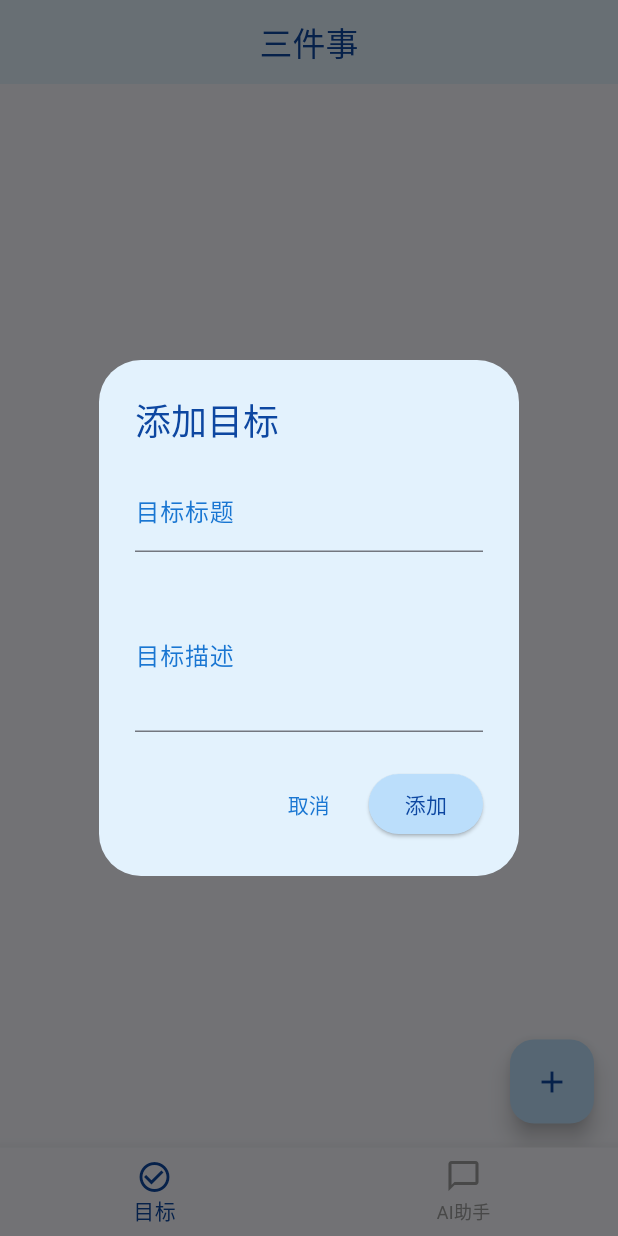
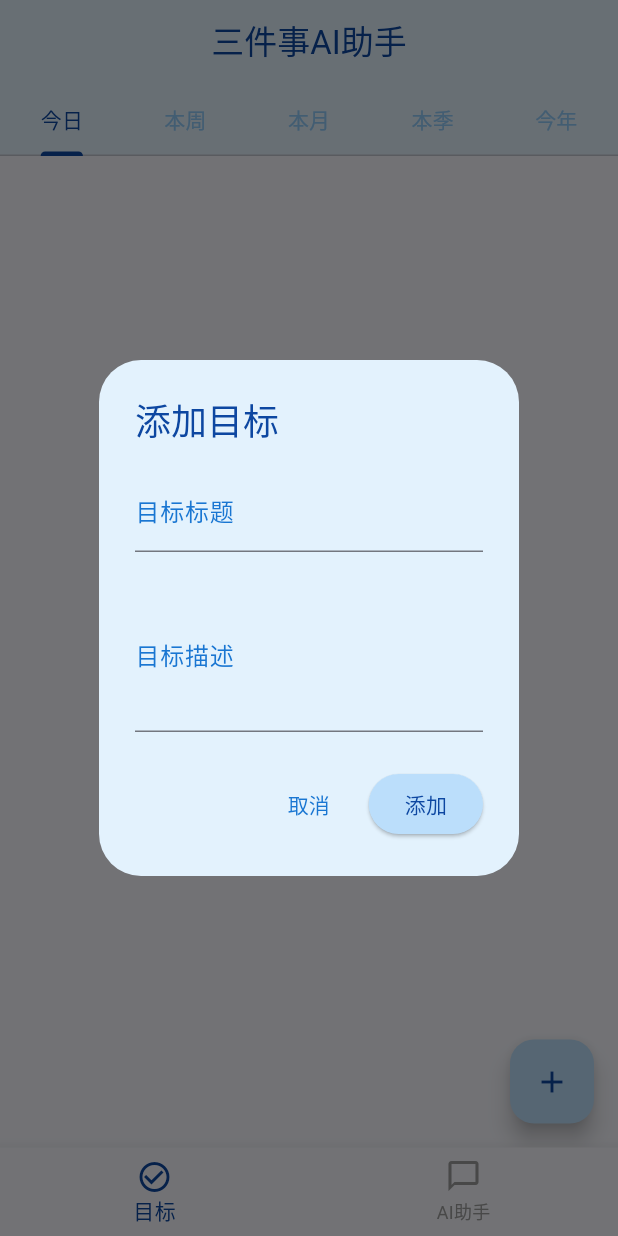
Before and after one commit to Alyle/three_things_ai, a Flutter app: the screen it shows after launch, after a tap on the "add" icon, on a phone screen of 412 x 824 dp. Run offline on Flutter 3.47's test engine with Material 3 defaults, Android fonts, the phone set to English and light mode, and no system bars; our stand-ins replace flutter_slidable, get, shared_preferences.

Commit message:
第三次提交

```diff
--- a/lib/controllers/goal_controller.dart
+++ b/lib/controllers/goal_controller.dart
@@ -7,7 +7,7 @@ import '../services/storage_service.dart';
 class GoalController extends GetxController {
   final StorageService _storage;
   final goals = <Goal>[].obs;
-  final _deletedGoals = <Goal>[];
+  final _deletedGoals = <Goal>[].obs;
   final _uuid = const Uuid();
 
   GoalController(this._storage);
@@ -23,11 +23,16 @@ class GoalController extends GetxController {
     goals.assignAll(loadedGoals);
   }
 
-  Future<void> addGoal(String title, String description) async {
-    if (goals.length >= 3) {
+  List<Goal> getGoalsByPeriod(GoalPeriod period) {
+    return goals.where((goal) => goal.period == period).toList();
+  }
+
+  Future<void> addGoal(String title, String description, GoalPeriod period) async {
+    final periodGoals = getGoalsByPeriod(period);
+    if (periodGoals.length >= 3) {
       Get.snackbar(
         '提示',
-        '最多只能添加三个目标',
+        '${_getPeriodText(period)}最多只能添加三个目标',
         duration: const Duration(milliseconds: 1500),
       );
       return;
@@ -38,11 +43,27 @@ class GoalController extends GetxController {
       title: title,
       description: description,
       createdAt: DateTime.now(),
+      period: period,
       isCompleted: false,
     );
 
     goals.add(goal);
     await _storage.saveGoals(goals);
+  }
+
+  String _getPeriodText(GoalPeriod period) {
+    switch (period) {
+      case GoalPeriod.daily:
+        return '每日';
+      case GoalPeriod.weekly:
+        return '每周';
+      case GoalPeriod.monthly:
+        return '每月';
+      case GoalPeriod.quarterly:
+        return '季度';
+      case GoalPeriod.yearly:
+        return '年度';
+    }
   }
 
   Future<void> updateGoalStatus(String id) async {
@@ -85,6 +106,11 @@ class GoalController extends GetxController {
         final deletedGoal = goals.removeAt(goalIndex);
         _deletedGoals.add(deletedGoal);
         await _storage.saveGoals(goals);
+        Get.snackbar(
+          '成功',
+          '目标已删除',
+          duration: const Duration(milliseconds: 1500),
+        );
       }
     } catch (e) {
       debugPrint('删除目标失败: $e');
--- /dev/null
+++ b/lib/controllers/navigation_controller.dart
@@ -0,0 +1,11 @@
+import 'package:get/get.dart';
+
+class NavigationController extends GetxController {
+  int _currentIndex = 0;
+  int get currentIndex => _currentIndex;
+
+  void changePage(int index) {
+    _currentIndex = index;
+    update();
+  }
+}
--- a/lib/main.dart
+++ b/lib/main.dart
@@ -3,9 +3,7 @@ import 'package:flutter/material.dart';      // Flutter Material Design 组件
 import 'package:get/get.dart';              // GetX 状态管理
 import 'controllers/goal_controller.dart';   // 目标管理控制器
 import 'views/main_navigation.dart';        // 主导航页面
-import 'controllers/chat_controller.dart';
 import 'services/storage_service.dart';
-import 'services/ai_service.dart';
 
 // 应用程序入口点
 void main() async {
@@ -14,14 +12,11 @@ void main() async {
 
   // 初始化服务
   final storageService = await StorageService().init();
-  final aiService = AIService(
-    baseUrl: 'http://42.192.114.26/v1',  // 替换为你的Dify API地址
-    apiKey: 'app-mq3fD1tCSUb1kHcZ3ENcX20T',   // 替换为你的Dify API密钥
-  );
+
 
   // 初始化控制器
   Get.put(GoalController(storageService));
-  Get.put(ChatController(aiService));
+
 
   // 启动应用程序，MyApp 作为根组件
   runApp(const MyApp());
@@ -37,12 +32,12 @@ class MyApp extends StatelessWidget {
   Widget build(BuildContext context) {
     // 返回 GetMaterialApp，这是 GetX 版本的 MaterialApp
     return GetMaterialApp(
-      title: '三件事',
+      title: '三件事AI助手',
       theme: ThemeData(
         colorScheme: ColorScheme.fromSeed(seedColor: Colors.blue),
         useMaterial3: true,
         fontFamily: 'Roboto',
-        textTheme: TextTheme(
+        textTheme: const TextTheme(
           bodyLarge: TextStyle(
             fontFamilyFallback: ['Microsoft YaHei', 'Heiti SC', 'sans-serif'],
           ),
--- a/lib/models/goal.dart
+++ b/lib/models/goal.dart
@@ -12,12 +12,14 @@ class Goal {
   String description;
   final DateTime createdAt;
   bool isCompleted;
+  final GoalPeriod period;
 
   Goal({
     required this.id,
     required this.title,
     required this.description,
     required this.createdAt,
+    required this.period,
     this.isCompleted = false,
   });
 
@@ -27,6 +29,7 @@ class Goal {
     'description': description,
     'createdAt': createdAt.toIso8601String(),
     'isCompleted': isCompleted,
+    'period': period.index,
   };
 
   factory Goal.fromJson(Map<String, dynamic> json) => Goal(
@@ -35,5 +38,6 @@ class Goal {
     description: json['description'],
     createdAt: DateTime.parse(json['createdAt']),
     isCompleted: json['isCompleted'],
+    period: GoalPeriod.values[json['period'] ?? 0],
   );
 }
--- a/lib/views/add_goal_dialog.dart
+++ /dev/null
@@ -1,97 +0,0 @@
-import 'package:flutter/material.dart';
-import 'package:get/get.dart';
-import '../controllers/goal_controller.dart';
-
-class AddGoalDialog extends StatefulWidget {
-  const AddGoalDialog({super.key});
-
-  @override
-  State<AddGoalDialog> createState() => _AddGoalDialogState();
-}
-
-class _AddGoalDialogState extends State<AddGoalDialog> {
-  final _formKey = GlobalKey<FormState>();
-  final _titleController = TextEditingController();
-  final _descriptionController = TextEditingController();
-  final _controller = Get.find<GoalController>();
-
-  @override
-  void dispose() {
-    _titleController.dispose();
-    _descriptionController.dispose();
-    super.dispose();
-  }
-
-  void _handleSubmit() {
-    if (_formKey.currentState!.validate()) {
-      _controller.addGoal(
-        _titleController.text,
-        _descriptionController.text,
-      );
-      Get.back();
-    }
-  }
-
-  @override
-  Widget build(BuildContext context) {
-    return AlertDialog(
-      backgroundColor: Colors.blue[50],
-      title: Text(
-        '添加目标',
-        style: TextStyle(color: Colors.blue[900]),
-      ),
-      content: Form(
-        key: _formKey,
-        child: Column(
-          mainAxisSize: MainAxisSize.min,
-          children: [
-            TextFormField(
-              controller: _titleController,
-              decoration: InputDecoration(
-                labelText: '目标标题',
-                hintText: '请输入目标标题',
-                labelStyle: TextStyle(color: Colors.blue[700]),
-                focusedBorder: UnderlineInputBorder(
-                  borderSide: BorderSide(color: Colors.blue[300]!),
-                ),
-              ),
-              validator: (value) {
-                if (value == null || value.isEmpty) {
-                  return '请输入目标标题';
-                }
-                return null;
-              },
-            ),
-            const SizedBox(height: 16),
-            TextFormField(
-              controller: _descriptionController,
-              decoration: InputDecoration(
-                labelText: '目标描述',
-                hintText: '请输入目标描述',
-                labelStyle: TextStyle(color: Colors.blue[700]),
-                focusedBorder: UnderlineInputBorder(
-                  borderSide: BorderSide(color: Colors.blue[300]!),
-                ),
-              ),
-              maxLines: 3,
-            ),
-          ],
-        ),
-      ),
-      actions: [
-        TextButton(
-          onPressed: () => Get.back(),
-          child: Text('取消', style: TextStyle(color: Colors.blue[700])),
-        ),
-        ElevatedButton(
-          onPressed: _handleSubmit,
-          style: ElevatedButton.styleFrom(
-            backgroundColor: Colors.blue[100],
-            foregroundColor: Colors.blue[900],
-          ),
-          child: const Text('添加'),
-        ),
-      ],
-    );
-  }
-}
--- a/lib/views/goal_detail_page.dart
+++ b/lib/views/goal_detail_page.dart
@@ -50,7 +50,7 @@ class _GoalDetailPageState extends State<GoalDetailPage> {
   Widget build(BuildContext context) {
     return Scaffold(
       appBar: AppBar(
-        title: const Text('目标详情'),
+        title: const Text('三件事AI助手'),
         centerTitle: true,
         backgroundColor: Colors.blue[50],
         foregroundColor: Colors.blue[900],
--- a/lib/views/home_page.dart
+++ b/lib/views/home_page.dart
@@ -2,24 +2,77 @@ import 'package:flutter/material.dart';
 import 'package:get/get.dart';
 import 'package:flutter_slidable/flutter_slidable.dart';
 import '../controllers/goal_controller.dart';
-import 'add_goal_dialog.dart';
+import '../models/goal.dart';
+import 'widgets/add_goal_dialog.dart';
 import 'goal_detail_page.dart';
 
-class HomePage extends StatelessWidget {
-  final GoalController controller;
+class HomePage extends StatefulWidget {
+  const HomePage({super.key});
 
-  HomePage({super.key}) : controller = Get.find();
+  @override
+  State<HomePage> createState() => _HomePageState();
+}
+
+class _HomePageState extends State<HomePage> with SingleTickerProviderStateMixin {
+  late TabController _tabController;
+  final GoalController controller = Get.find();
+  late GoalPeriod _currentPeriod;
+
+  @override
+  void initState() {
+    super.initState();
+    _tabController = TabController(length: 5, vsync: this);
+    _currentPeriod = GoalPeriod.daily;
+    _tabController.addListener(_handleTabChange);
+  }
+
+  void _handleTabChange() {
+    if (_tabController.indexIsChanging) {
+      setState(() {
+        _currentPeriod = GoalPeriod.values[_tabController.index];
+      });
+    }
+  }
+
+  @override
+  void dispose() {
+    _tabController.removeListener(_handleTabChange);
+    _tabController.dispose();
+    super.dispose();
+  }
 
   @override
   Widget build(BuildContext context) {
     return Scaffold(
       appBar: AppBar(
-        title: const Text('三件事'),
+        title: const Text('三件事AI助手'),
         centerTitle: true,
         backgroundColor: Colors.blue[50],
         foregroundColor: Colors.blue[900],
+        bottom: TabBar(
+          controller: _tabController,
+          labelColor: Colors.blue[900],
+          unselectedLabelColor: Colors.blue[200],
+          indicatorColor: Colors.blue[900],
+          tabs: const [
+            Tab(text: '今日'),
+            Tab(text: '本周'),
+            Tab(text: '本月'),
+            Tab(text: '本季'),
+            Tab(text: '今年'),
+          ],
         ),
-      body: _buildGoalList(),
+      ),
+      body: TabBarView(
+        controller: _tabController,
+        children: [
+          _buildGoalList('daily'),
+          _buildGoalList('weekly'),
+          _buildGoalList('monthly'),
+          _buildGoalList('quarterly'),
+          _buildGoalList('yearly'),
+        ],
+      ),
       floatingActionButtonLocation: FloatingActionButtonLocation.endFloat,
       floatingActionButton: Row(
         mainAxisAlignment: MainAxisAlignment.end,
@@ -34,12 +87,12 @@ class HomePage extends StatelessWidget {
                   child: Icon(Icons.undo, color: Colors.blue[900]),
                 ),
               )
-            : const SizedBox.shrink()
+            : const SizedBox.shrink(),
           ),
           const SizedBox(width: 10),
           FloatingActionButton(
             heroTag: 'add',
-            onPressed: () => Get.dialog(const AddGoalDialog()),
+            onPressed: () => Get.dialog(AddGoalDialog(period: _currentPeriod)),
             backgroundColor: Colors.blue[100],
             child: Icon(Icons.add, color: Colors.blue[900]),
           ),
@@ -48,11 +101,17 @@ class HomePage extends StatelessWidget {
     );
   }
 
-  Widget _buildGoalList() {
-    return Obx(() => ListView.builder(
-      itemCount: controller.goals.length,
+  Widget _buildGoalList(String period) {
+    final GoalPeriod goalPeriod = GoalPeriod.values.firstWhere(
+      (e) => e.toString().split('.').last == period,
+    );
+
+    return Obx(() {
+      final periodGoals = controller.getGoalsByPeriod(goalPeriod);
+      return ListView.builder(
+        itemCount: periodGoals.length,
         itemBuilder: (context, index) {
-        final goal = controller.goals[index];
+          final goal = periodGoals[index];
           return Slidable(
             key: Key(goal.id),
             endActionPane: ActionPane(
@@ -91,6 +150,7 @@ class HomePage extends StatelessWidget {
             ),
           );
         },
-    ));
+      );
+    });
   }
 }
--- a/lib/views/main_navigation.dart
+++ b/lib/views/main_navigation.dart
@@ -2,24 +2,29 @@ import 'package:flutter/material.dart';
 import 'package:get/get.dart';
 import 'home_page.dart';
 import 'chat_page.dart';
+import '../controllers/navigation_controller.dart';
 
 class MainNavigation extends StatelessWidget {
-  final _currentIndex = 0.obs;
+  MainNavigation({super.key}) {
+    Get.put(NavigationController());
+  }
+
   final _pages = [
-    HomePage(),
-    ChatPage(),
+    const HomePage(),
+    const ChatPage(),
   ];
-
-  MainNavigation({super.key});
 
   @override
   Widget build(BuildContext context) {
-    return Scaffold(
-      body: Obx(() => _pages[_currentIndex.value]),
-      bottomNavigationBar: Obx(
-        () => BottomNavigationBar(
-          currentIndex: _currentIndex.value,
-          onTap: (index) => _currentIndex.value = index,
+    return GetBuilder<NavigationController>(
+      builder: (controller) => Scaffold(
+        body: IndexedStack(
+          index: controller.currentIndex,
+          children: _pages,
+        ),
+        bottomNavigationBar: BottomNavigationBar(
+          currentIndex: controller.currentIndex,
+          onTap: controller.changePage,
           items: const [
             BottomNavigationBarItem(
               icon: Icon(Icons.check_circle_outline),
--- a/lib/views/widgets/add_goal_dialog.dart
+++ b/lib/views/widgets/add_goal_dialog.dart
@@ -4,22 +4,49 @@ import '../../controllers/goal_controller.dart';
 import '../../models/goal.dart';
 
 class AddGoalDialog extends StatefulWidget {
-  const AddGoalDialog({super.key});
+  final GoalPeriod period;
+
+  const AddGoalDialog({
+    super.key,
+    required this.period,
+  });
 
   @override
-  _AddGoalDialogState createState() => _AddGoalDialogState();
+  State<AddGoalDialog> createState() => _AddGoalDialogState();
 }
 
 class _AddGoalDialogState extends State<AddGoalDialog> {
   final _formKey = GlobalKey<FormState>();
   final _titleController = TextEditingController();
-  GoalPeriod _selectedPeriod = GoalPeriod.daily;
+  final _descriptionController = TextEditingController();
   final _controller = Get.find<GoalController>();
+
+  @override
+  void dispose() {
+    _titleController.dispose();
+    _descriptionController.dispose();
+    super.dispose();
+  }
+
+  void _handleSubmit() {
+    if (_formKey.currentState!.validate()) {
+      _controller.addGoal(
+        _titleController.text,
+        _descriptionController.text,
+        widget.period,
+      );
+      Get.back();
+    }
+  }
 
   @override
   Widget build(BuildContext context) {
     return AlertDialog(
-      title: const Text('添加新目标'),
+      backgroundColor: Colors.blue[50],
+      title: Text(
+        '添加目标',
+        style: TextStyle(color: Colors.blue[900]),
+      ),
       content: Form(
         key: _formKey,
         child: Column(
@@ -27,9 +54,13 @@ class _AddGoalDialogState extends State<AddGoalDialog> {
           children: [
             TextFormField(
               controller: _titleController,
-              decoration: const InputDecoration(
+              decoration: InputDecoration(
                 labelText: '目标标题',
                 hintText: '请输入目标标题',
+                labelStyle: TextStyle(color: Colors.blue[700]),
+                focusedBorder: UnderlineInputBorder(
+                  borderSide: BorderSide(color: Colors.blue[300]!),
+                ),
               ),
               validator: (value) {
                 if (value == null || value.isEmpty) {
@@ -39,73 +70,35 @@ class _AddGoalDialogState extends State<AddGoalDialog> {
               },
             ),
             const SizedBox(height: 16),
-            DropdownButtonFormField<GoalPeriod>(
-              value: _selectedPeriod,
-              decoration: const InputDecoration(
-                labelText: '目标周期',
+            TextFormField(
+              controller: _descriptionController,
+              decoration: InputDecoration(
+                labelText: '目标描述',
+                hintText: '请输入目标描述',
+                labelStyle: TextStyle(color: Colors.blue[700]),
+                focusedBorder: UnderlineInputBorder(
+                  borderSide: BorderSide(color: Colors.blue[300]!),
+                ),
               ),
-              items: GoalPeriod.values.map((period) {
-                return DropdownMenuItem(
-                  value: period,
-                  child: Text(_getPeriodText(period)),
-                );
-              }).toList(),
-              onChanged: (value) {
-                setState(() {
-                  _selectedPeriod = value!;
-                });
-              },
+              maxLines: 3,
             ),
           ],
         ),
       ),
       actions: [
         TextButton(
-          onPressed: () => Navigator.pop(context),
-          child: const Text('取消'),
+          onPressed: () => Get.back(),
+          child: Text('取消', style: TextStyle(color: Colors.blue[700])),
         ),
         ElevatedButton(
-          onPressed: _submitForm,
+          onPressed: _handleSubmit,
+          style: ElevatedButton.styleFrom(
+            backgroundColor: Colors.blue[100],
+            foregroundColor: Colors.blue[900],
+          ),
           child: const Text('添加'),
         ),
       ],
     );
   }
-
-  String _getPeriodText(GoalPeriod period) {
-    switch (period) {
-      case GoalPeriod.daily:
-        return '每日';
-      case GoalPeriod.weekly:
-        return '每周';
-      case GoalPeriod.monthly:
-        return '每月';
-      case GoalPeriod.quarterly:
-        return '季度';
-      case GoalPeriod.yearly:
-        return '年度';
-    }
-  }
-
-  void _submitForm() async {
-    if (_formKey.currentState!.validate()) {
-      try {
-        await _controller.addGoal(
-          _titleController.text,
-          '', // description
-        );
-        Navigator.pop(context);
-      } catch (e) {
-        ScaffoldMessenger.of(context).showSnackBar(
-          SnackBar(content: Text(e.toString())),
-        );
-      }
-    }
-  }
-
-  @override
-  void dispose() {
-    _titleController.dispose();
-    super.dispose();
-  }
 }
--- a/pubspec.yaml
+++ b/pubspec.yaml
@@ -13,7 +13,6 @@ dependencies:
   get: ^4.6.6
   uuid: ^4.2.2
   shared_preferences: ^2.2.2
-  http: ^1.1.2
   flutter_slidable: ^3.1.2
   path_provider: ^2.0.15
 
```
Also changed, not shown: lib/controllers/chat_controller.dart (deleted, +0 -38 lines), lib/models/chat_message.dart (deleted, +0 -23 lines), lib/views/chat_page.dart (+4 -114 lines), pubspec.lock. Lines whose indentation alone changed are shown as unchanged.
